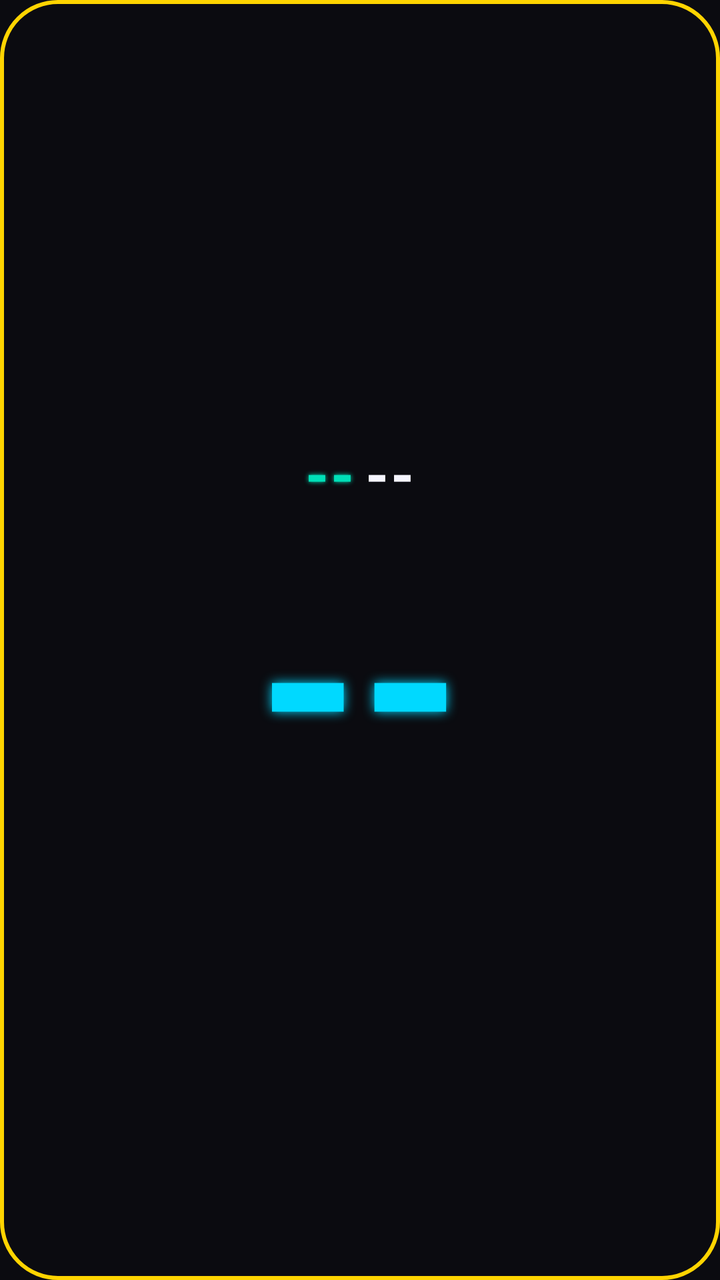
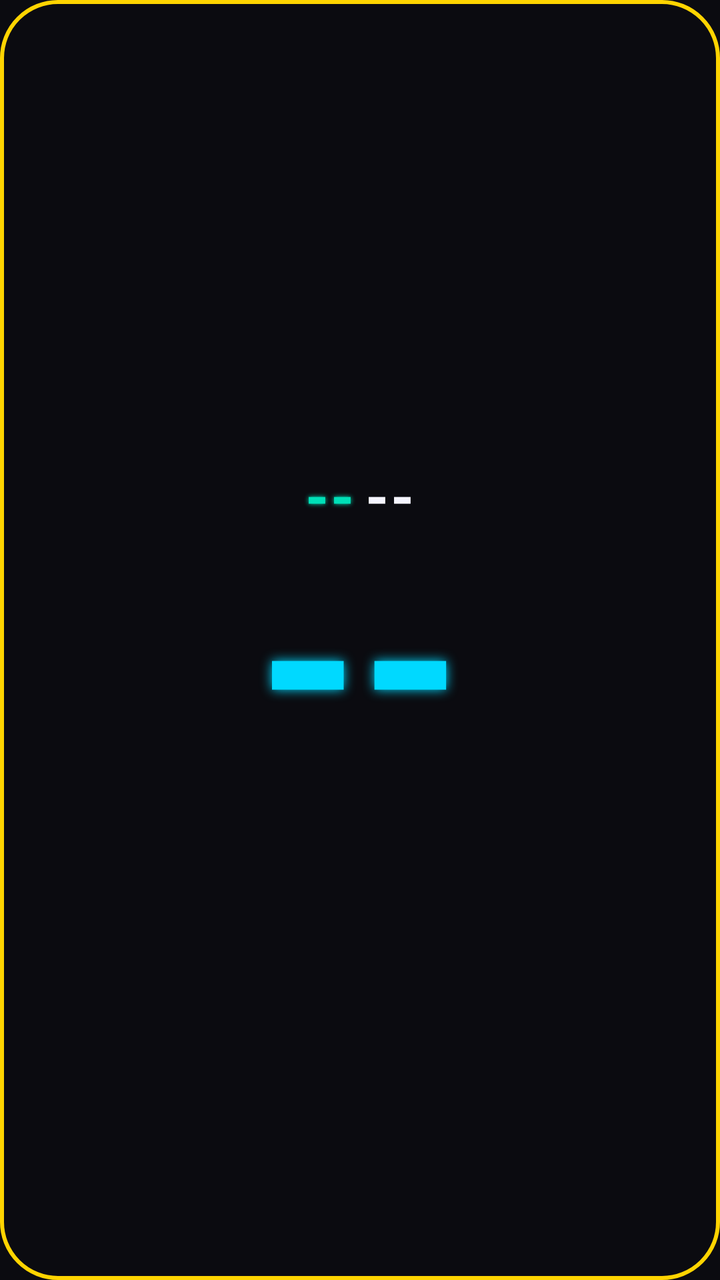

Before-and-after screenshots of an Android layout around one commit, followed by the original layout XML and the change that was made.
<!-- AndroidManifest.xml: application theme Theme.TodayWidget -->
<!-- res/layout/widget_date.xml -->
<?xml version="1.0" encoding="utf-8"?>
<LinearLayout xmlns:android="http://schemas.android.com/apk/res/android"
    android:id="@+id/dateWidgetRoot"
    android:layout_width="match_parent"
    android:layout_height="match_parent"
    android:orientation="vertical"
    android:gravity="center"
    android:background="@drawable/widget_outline_background"
    android:padding="0dp">

    <LinearLayout
        android:layout_width="wrap_content"
        android:layout_height="wrap_content"
        android:orientation="horizontal"
        android:gravity="center_vertical">

        <TextView
            android:id="@+id/weekdayText"
            android:layout_width="wrap_content"
            android:layout_height="wrap_content"
            android:textColor="@color/retro_teal"
            android:textSize="30sp"
            android:textStyle="bold"
            android:letterSpacing="0.04"
            android:shadowColor="@color/retro_teal"
            android:shadowDx="0"
            android:shadowDy="0"
            android:shadowRadius="6"
            android:text="--" />

        <TextView
            android:layout_width="4dp"
            android:layout_height="wrap_content"
            android:text="" />

        <TextView
            android:id="@+id/monthText"
            android:layout_width="wrap_content"
            android:layout_height="wrap_content"
            android:textColor="@color/retro_white"
            android:textSize="30sp"
            android:textStyle="bold"
            android:letterSpacing="0.04"
            android:text="--" />

    </LinearLayout>

    <TextView
        android:id="@+id/dayText"
        android:layout_width="wrap_content"
        android:layout_height="wrap_content"
        android:layout_marginTop="-6dp"
        android:textColor="@color/retro_cyan"
        android:textSize="130sp"
        android:textStyle="bold"
        android:shadowColor="@color/retro_cyan"
        android:shadowDx="0"
        android:shadowDy="0"
        android:shadowRadius="14"
        android:text="--" />

</LinearLayout>
<!-- resources referenced by this layout -->
<resources>
  <color name="retro_cyan">#00D9FF</color>
  <color name="retro_teal">#00E0B8</color>
  <color name="retro_white">#F5F5FF</color>
  <!-- drawable widget_outline_background (drawable) -->
  <?xml version="1.0" encoding="utf-8"?>
  <layer-list xmlns:android="http://schemas.android.com/apk/res/android">
      <item>
          <shape android:shape="rectangle">
              <solid android:color="@color/widget_bg" />
              <corners android:radius="@dimen/widget_corner_radius" />
          </shape>
      </item>
      <item>
          <shape android:shape="rectangle">
              <stroke
                  android:width="2dp"
                  android:color="@color/retro_yellow" />
              <corners android:radius="@dimen/widget_corner_radius" />
          </shape>
      </item>
  </layer-list>
  <style name="Theme.TodayWidget" parent="Theme.MaterialComponents.NoActionBar">
          <item name="colorPrimary">@color/retro_teal</item>
          <item name="colorPrimaryDark">@color/black</item>
          <item name="colorAccent">@color/retro_cyan</item>
          <item name="android:windowBackground">@color/widget_bg</item>
          <item name="android:textColorPrimary">@color/retro_white</item>
          <item name="android:textColorSecondary">@color/retro_white</item>
      </style>
  <color name="widget_bg">#0B0B10</color>
  <dimen name="widget_corner_radius">20dp</dimen>
  <color name="retro_yellow">#FFD400</color>
  <color name="black">#000000</color>
</resources>

<!-- the commit's change to res/layout/widget_date.xml (unified diff, before → after) -->
@@ -49,7 +49,7 @@
         android:id="@+id/dayText"
         android:layout_width="wrap_content"
         android:layout_height="wrap_content"
-        android:layout_marginTop="-6dp"
+        android:layout_marginTop="-28dp"
         android:textColor="@color/retro_cyan"
         android:textSize="130sp"
         android:textStyle="bold"
